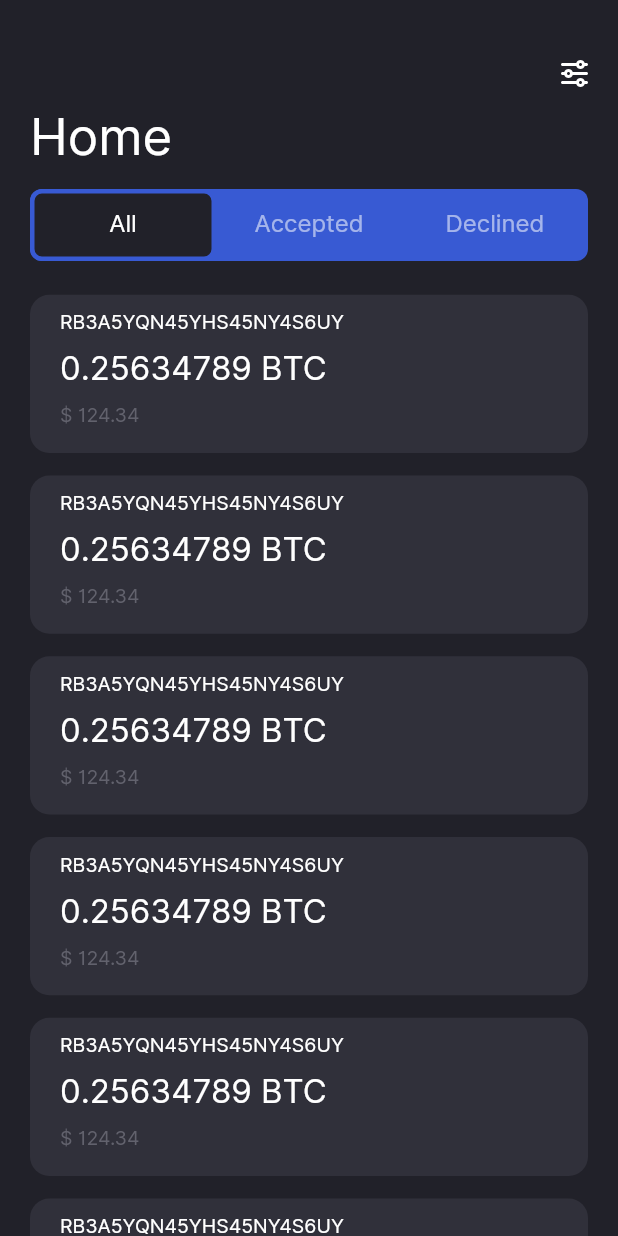
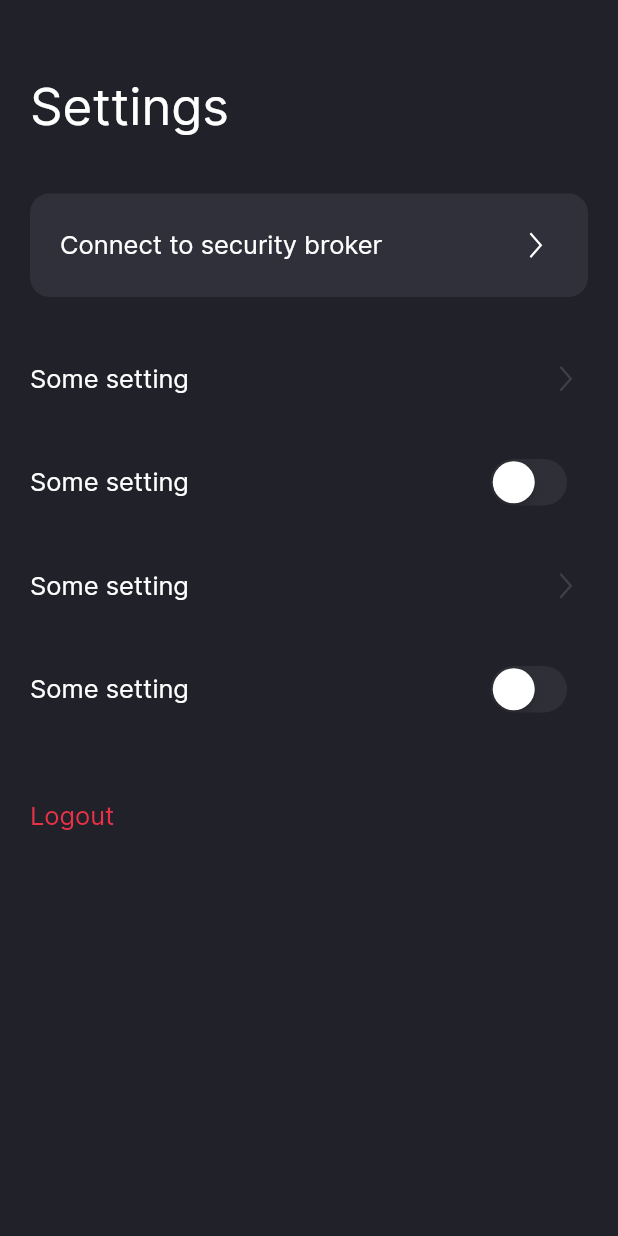
Before and after one commit to CryptonStudio/cryptokeeper-mobile-app, a Flutter app: the screen it shows after launch, on a phone screen of 412 x 824 dp. Run offline on Flutter 3.47's test engine with Material 2 defaults, Android fonts, the phone set to English and light mode, and no system bars; our stand-ins replace flutter_svg.

Commit message:
settings page added

```diff
--- a/lib/accepted_page/accepted_page.dart
+++ b/lib/UI/accepted_page/accepted_page.dart
@@ -1,8 +1,6 @@
 import 'package:ck_login/response_models/accepted_response.dart';
 import 'package:ck_login/widgets/accepted_box.dart';
 import 'package:flutter/material.dart';
-
-import '../constants.dart';
 
 class AcceptedPage extends StatefulWidget {
   @override
--- a/lib/all_page/all_page.dart
+++ b/lib/UI/all_page/all_page.dart
@@ -1,7 +1,8 @@
 import 'package:ck_login/response_models/home_response.dart';
 import 'package:flutter/material.dart';
 
-import '../constants.dart';
+import '../../constants.dart';
+
 
 class AllPage extends StatefulWidget {
   @override
--- /dev/null
+++ b/lib/UI/settings_page/settings_page.dart
@@ -0,0 +1,246 @@
+import 'package:ck_login/constants.dart';
+import 'package:ck_login/widgets/custom_switch.dart';
+import 'package:flutter/cupertino.dart';
+import 'package:flutter/material.dart';
+import 'package:flutter_svg/flutter_svg.dart';
+
+class SettingsPage extends StatefulWidget {
+  @override
+  _SettingsPageState createState() => _SettingsPageState();
+}
+
+class _SettingsPageState extends State<SettingsPage> {
+  bool isSwitched = false;
+
+  @override
+  Widget build(BuildContext context) {
+    return Scaffold(
+      body: Column(
+        crossAxisAlignment: CrossAxisAlignment.start,
+        children: [
+          //Spacer(),
+          Padding(
+            padding: const EdgeInsets.only(
+              left: 20,
+              top: 50,
+              bottom: 18,
+            ),
+            child: Text(
+              "Settings",
+              style: TextStyle(
+                color: CustomColors.white,
+                fontSize: 34,
+              ),
+            ),
+          ),
+          Padding(
+            padding: const EdgeInsets.only(
+              left: 20,
+              right: 20,
+              top: 20,
+              bottom: 20,
+            ),
+            child: GestureDetector(
+              onTap: () {
+                print("hello");
+              },
+              child: Container(
+                width: double.infinity,
+                height: 69,
+                child: Row(
+                  children: [
+                    Padding(
+                      padding: const EdgeInsets.all(20),
+                      child: Text(
+                        "Connect to security broker",
+                        style: TextStyle(
+                          color: CustomColors.white,
+                          fontSize: 17,
+                        ),
+                      ),
+                    ),
+                    Expanded(
+                      child: Align(
+                        alignment: Alignment.centerRight,
+                        child: Padding(
+                          padding: const EdgeInsets.only(right: 30),
+                          child: SvgPicture.asset("assets/svg/arrow.svg"),
+                        ),
+                      ),
+                    ),
+                  ],
+                ),
+                decoration: BoxDecoration(
+                  color: CustomColors.inputBackGroundColor,
+                  borderRadius: BorderRadius.circular(13),
+                ),
+              ),
+            ),
+          ),
+          Padding(
+            padding: const EdgeInsets.symmetric(horizontal: 20),
+            child: GestureDetector(
+              onTap: () {
+                print("hello");
+              },
+              child: Container(
+                width: double.infinity,
+                height: 69,
+                child: Row(
+                  children: [
+                    Text(
+                      "Some setting",
+                      style: TextStyle(
+                        color: CustomColors.white,
+                        fontSize: 17,
+                      ),
+                    ),
+                    Expanded(
+                      child: Align(
+                        alignment: Alignment.centerRight,
+                        child: Padding(
+                          padding: const EdgeInsets.only(right: 10),
+                          child: SvgPicture.asset(
+                            "assets/svg/arrow.svg",
+                            color: Color(0xFF3F3F4B),
+                          ),
+                        ),
+                      ),
+                    ),
+                  ],
+                ),
+              ),
+            ),
+          ),
+          Padding(
+            padding: const EdgeInsets.symmetric(horizontal: 20),
+            child: GestureDetector(
+              onTap: () {
+                print("hello");
+              },
+              child: Container(
+                width: double.infinity,
+                height: 69,
+                child: Row(
+                  children: [
+                    Text(
+                      "Some setting",
+                      style: TextStyle(
+                        color: CustomColors.white,
+                        fontSize: 17,
+                      ),
+                    ),
+                    Expanded(
+                      child: Align(
+                        alignment: Alignment.centerRight,
+                        child: Padding(
+                          padding: const EdgeInsets.only(right: 10),
+                          child: CupertinoSwitch(
+                            value: isSwitched,
+                            onChanged: (value) {
+                              setState(() {
+                                isSwitched = value;
+                                print(isSwitched);
+                              });
+                            },
+                            activeColor: CustomColors.buttonBackGroundColor,
+                          ),
+                        ),
+                      ),
+                    ),
+                  ],
+                ),
+              ),
+            ),
+          ),
+          Padding(
+            padding: const EdgeInsets.symmetric(horizontal: 20),
+            child: GestureDetector(
+              onTap: () {
+                print("hello");
+              },
+              child: Container(
+                width: double.infinity,
+                height: 69,
+                child: Row(
+                  children: [
+                    Text(
+                      "Some setting",
+                      style: TextStyle(
+                        color: CustomColors.white,
+                        fontSize: 17,
+                      ),
+                    ),
+                    Expanded(
+                      child: Align(
+                        alignment: Alignment.centerRight,
+                        child: Padding(
+                          padding: const EdgeInsets.only(right: 10),
+                          child: SvgPicture.asset(
+                            "assets/svg/arrow.svg",
+                            color: Color(0xFF3F3F4B),
+                          ),
+                        ),
+                      ),
+                    ),
+                  ],
+                ),
+              ),
+            ),
+          ),
+          Padding(
+            padding: const EdgeInsets.symmetric(horizontal: 20),
+            child: GestureDetector(
+              onTap: () {
+                print("hello");
+              },
+              child: Container(
+                width: double.infinity,
+                height: 69,
+                child: Row(
+                  children: [
+                    Text(
+                      "Some setting",
+                      style: TextStyle(
+                        color: CustomColors.white,
+                        fontSize: 17,
+                      ),
+                    ),
+                    Expanded(
+                      child: Align(
+                        alignment: Alignment.centerRight,
+                        child: Padding(
+                          padding: const EdgeInsets.only(right: 10),
+                          child: CupertinoSwitch(
+                            value: isSwitched,
+                            onChanged: (value) {
+                              setState(() {
+                                isSwitched = value;
+                                print(isSwitched);
+                              });
+                            },
+                            activeColor: CustomColors.buttonBackGroundColor,
+                          ),
+                        ),
+                      ),
+                    ),
+                  ],
+                ),
+              ),
+            ),
+          ),
+          Padding(
+            padding: const EdgeInsets.only(top: 40, left: 20),
+            child: Text(
+              "Logout",
+              style: TextStyle(
+                fontSize: 17,
+                color: CustomColors.declinedColor,
+              ),
+            ),
+          )
+        ],
+      ),
+    );
+  }
+}
--- a/lib/main.dart
+++ b/lib/main.dart
@@ -1,6 +1,7 @@
 import 'package:ck_login/constants.dart';
-import 'package:ck_login/home_page/home_page.dart';
 import 'package:flutter/material.dart';
+
+import 'UI/settings_page/settings_page.dart';
 
 void main() {
   runApp(MyApp());
@@ -16,8 +17,6 @@ class MyApp extends StatelessWidget {
         fontFamily: 'Inter',
         scaffoldBackgroundColor: CustomColors.scaffoldBackgroundColor,
         primaryColorBrightness: Brightness.light,
-
-
 
         tabBarTheme: TabBarTheme(
           labelColor: CustomColors.white,
@@ -47,6 +46,6 @@ class MyHomePage extends StatefulWidget {
 class _MyHomePageState extends State<MyHomePage> {
   @override
   Widget build(BuildContext context) {
-    return Homepage() ;
+    return SettingsPage() ;
   }
 }
```
Also changed, not shown: lib/UI/home_page/home_page.dart (renamed from lib/home_page/home_page.dart, +7 -6 lines), lib/widgets/custom_switch.dart (added, +79 -0 lines), assets/svg/arrow.svg (added), lib/UI/PIN_code_page/PIN_code_page.dart (renamed from lib/PIN_code_page/PIN_code_page.dart), lib/UI/declined_page/declined_page.dart (renamed from lib/declined_page/declined_page.dart), lib/UI/login_page/login_page.dart (renamed from lib/login_page/login_page.dart).
